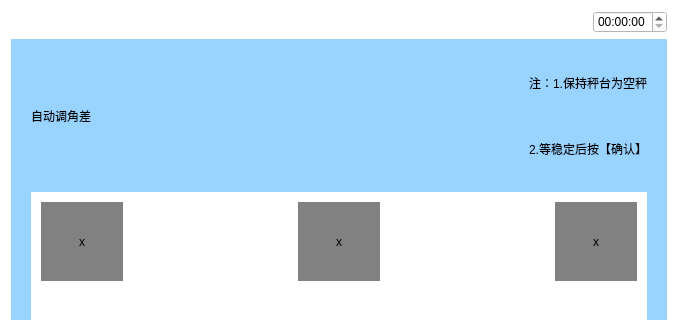
The window that WeighSensor/zidongtiaojiaocha.ui (xsw258x2s5w8/WeightSensor) describes before a commit, drawn with Qt 5; both pictures show x 0 to 678 and y 0 to 320 of the 678 by 482 pixel window.
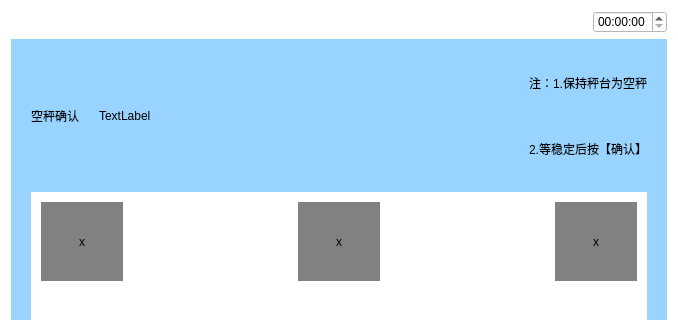
The same window after the commit. Icons and pictures are not drawn.

What changed in the file:
```diff
--- a/WeighSensor/zidongtiaojiaocha.ui
+++ b/WeighSensor/zidongtiaojiaocha.ui
@@ -16,7 +16,7 @@
   <property name="styleSheet">
    <string notr="true">background-color: rgb(255, 255, 255);</string>
   </property>
-  <layout class="QVBoxLayout" name="verticalLayout_3" stretch="1,5,1">
+  <layout class="QVBoxLayout" name="verticalLayout" stretch="1,5,1">
    <item>
     <layout class="QHBoxLayout" name="horizontalLayout_6">
      <item>
@@ -94,7 +94,7 @@
     </layout>
    </item>
    <item>
-    <widget class="QWidget" name="widget" native="true">
+    <widget class="QWidget" name="widget_3" native="true">
      <property name="sizePolicy">
       <sizepolicy hsizetype="Preferred" vsizetype="Preferred">
        <horstretch>0</horstretch>
@@ -107,24 +107,40 @@
      <property name="styleSheet">
       <string notr="true">background-color: rgb(153, 211, 255);</string>
      </property>
-     <layout class="QVBoxLayout" name="verticalLayout_2" stretch="1,2">
+     <layout class="QVBoxLayout" name="verticalLayout_3" stretch="1,2">
       <property name="spacing">
        <number>20</number>
       </property>
-      <property name="margin">
+      <property name="leftMargin">
+       <number>20</number>
+      </property>
+      <property name="topMargin">
+       <number>20</number>
+      </property>
+      <property name="rightMargin">
+       <number>20</number>
+      </property>
+      <property name="bottomMargin">
        <number>20</number>
       </property>
       <item>
-       <layout class="QHBoxLayout" name="horizontalLayout">
+       <layout class="QHBoxLayout" name="horizontalLayout_3">
         <item>
          <widget class="QLabel" name="label">
           <property name="text">
-           <string>自动调角差</string>
+           <string>空秤确认</string>
           </property>
          </widget>
         </item>
         <item>
-         <spacer name="horizontalSpacer">
+         <widget class="QLabel" name="label_test">
+          <property name="text">
+           <string>TextLabel</string>
+          </property>
+         </widget>
+        </item>
+        <item>
+         <spacer name="horizontalSpacer_4">
           <property name="orientation">
            <enum>Qt::Horizontal</enum>
           </property>
@@ -137,7 +153,7 @@
          </spacer>
         </item>
         <item>
-         <layout class="QVBoxLayout" name="verticalLayout">
+         <layout class="QVBoxLayout" name="verticalLayout_4">
           <item>
            <widget class="QLabel" name="label_2">
             <property name="text">
```
Left out of the diff: 87 changed lines with no effect on the pictures.
